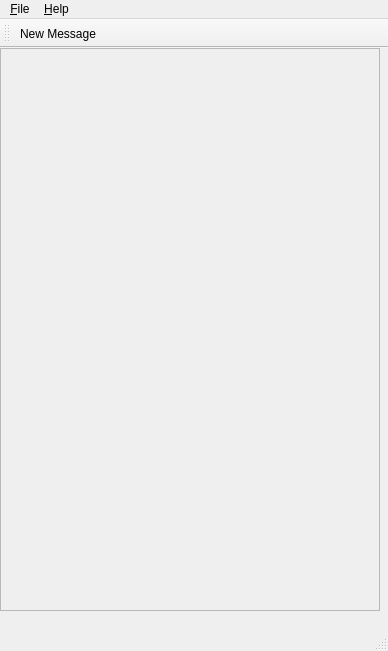
Above: FluidNexus/ui/FluidNexusDesktop.ui from zeitkunst/FluidNexus before the change. Below: the same form after it.
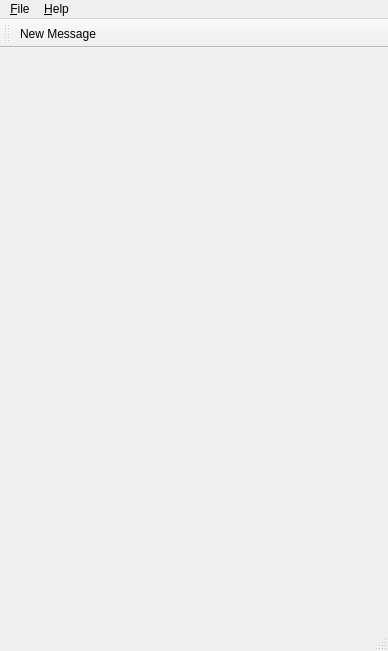
That is the form after the change. Icons and pictures are not drawn.

Commit message: -- scroll area resizes on main window resize!

Patch:
```diff
--- a/FluidNexus/ui/FluidNexusDesktop.ui
+++ b/FluidNexus/ui/FluidNexusDesktop.ui
@@ -18,19 +18,17 @@
     <normaloff>:/icons/icons/fluid_nexus_icon.png</normaloff>:/icons/icons/fluid_nexus_icon.png</iconset>
   </property>
   <widget class="QWidget" name="centralwidget">
+   <property name="sizePolicy">
+    <sizepolicy hsizetype="Expanding" vsizetype="Expanding">
+     <horstretch>0</horstretch>
+     <verstretch>0</verstretch>
+    </sizepolicy>
+   </property>
    <widget class="QScrollArea" name="FluidNexusScrollArea">
-    <property name="geometry">
-     <rect>
-      <x>0</x>
-      <y>0</y>
-      <width>380</width>
-      <height>563</height>
-     </rect>
-    </property>
     <property name="sizePolicy">
      <sizepolicy hsizetype="Expanding" vsizetype="Expanding">
-      <horstretch>1</horstretch>
-      <verstretch>1</verstretch>
+      <horstretch>0</horstretch>
+      <verstretch>0</verstretch>
      </sizepolicy>
     </property>
     <property name="verticalScrollBarPolicy">
```
Left out of the diff: 10 changed lines with no effect on the pictures. The commit also changes 6 other files.
